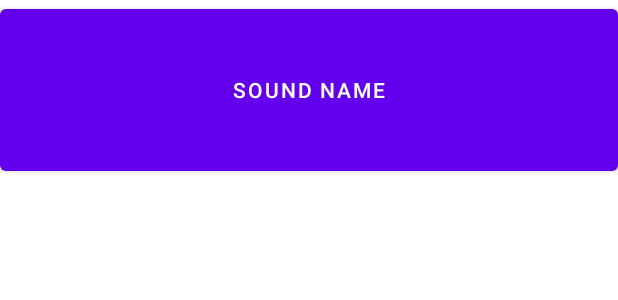
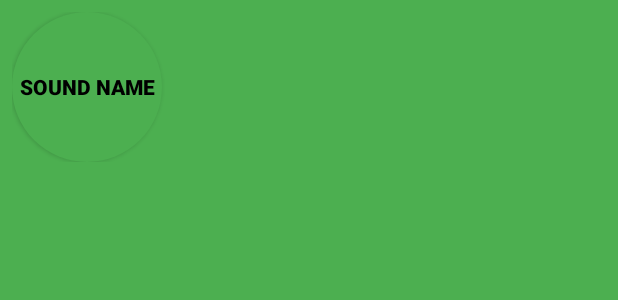
Before and after one commit to CyxapukHaMapo3e/BeatBox, an Android app: the layout list_item_sound.xml on its own in the app's theme, with its tools: preview values and no code run, on a phone screen of 412 x 824 dp. Shown: the top 300 px of the screen. Run offline under Robolectric (Android 15) with nearby library versions, the phone set to English and light mode, and no system bars.

Commit message:
first commit

```diff
--- a/app/build.gradle
+++ b/app/build.gradle
@@ -44,6 +44,7 @@ dependencies {
     implementation 'com.google.android.material:material:1.4.0'
     implementation 'androidx.constraintlayout:constraintlayout:2.1.0'
     testImplementation 'junit:junit:4.+'
+    testImplementation 'org.mockito:mockito-core:2.25.0'
     androidTestImplementation 'androidx.test.ext:junit:1.1.3'
     androidTestImplementation 'androidx.test.espresso:espresso-core:3.4.0'
 }
--- a/app/src/main/java/com/brignerbranch/android/beatbox/Sound.kt
+++ b/app/src/main/java/com/brignerbranch/android/beatbox/Sound.kt
@@ -1,13 +1,14 @@
 package com.brignerbranch.android.beatbox
 
 private const val WAV = ".wav"
+
 
 /*
 В конструкторе выполняется небольшая подготовительная работа для генерации удобочитаемого имени звука.
  */
 
-class Sound(val assetPath: String) {
+class Sound(val assetPath: String, var soundId: Int? = null) {
 
-    val name = assetPath.split("/").last().removeSuffix(WAV)
+    val name = assetPath.split("/").last().removeSuffix(WAV).substringAfter("_")
 
 }
--- /dev/null
+++ b/app/src/main/res/drawable/button_beat_box.xml
@@ -0,0 +1,6 @@
+<?xml version="1.0" encoding="utf-8"?>
+<selector xmlns:android="http://schemas.android.com/apk/res/android">
+    <item android:drawable="@drawable/button_beat_box_pressed"
+        android:state_pressed="true"/>
+    <item android:drawable="@drawable/button_beat_box_normal"/>
+</selector>
--- /dev/null
+++ b/app/src/main/res/drawable/button_beat_box_normal.xml
@@ -0,0 +1,7 @@
+<?xml version="1.0" encoding="utf-8"?>
+
+<shape
+    xmlns:android="http://schemas.android.com/apk/res/android"
+    android:shape="oval">
+    <solid android:color="@color/soothing_green"/>
+</shape>
--- /dev/null
+++ b/app/src/main/res/drawable/button_beat_box_pressed.xml
@@ -0,0 +1,18 @@
+<?xml version="1.0" encoding="utf-8"?>
+
+<layer-list
+    xmlns:android="http://schemas.android.com/apk/res/android">
+    <item>
+        <shape
+            android:shape="oval">
+            <solid android:color="@color/red"/>
+        </shape>
+    </item>
+    <item>
+        <shape android:shape="oval">
+            <stroke android:width="4dp"
+                android:color="@color/dark_red"/>
+        </shape>
+    </item>
+
+</layer-list>
--- a/app/src/main/res/layout/list_item_sound.xml
+++ b/app/src/main/res/layout/list_item_sound.xml
@@ -7,9 +7,17 @@
             name="viewModel"
             type="com.brignerbranch.android.beatbox.SoundViewModel" />
     </data>
+    <FrameLayout
+        android:layout_width="match_parent"
+        android:layout_height="wrap_content"
+        android:layout_margin="8dp">
     <Button
-        android:layout_width="match_parent"
-        android:layout_height="120dp"
+        android:layout_width="100dp"
+        android:layout_height="100dp"
+        android:gravity="center"
         android:text="@{viewModel.title}"
-        tools:text = "Sound name"/>
+        android:onClick="@{() -> viewModel.onButtonClicked()}"
+        tools:text = "Sound name" />
+    </FrameLayout>
+
 </layout>
--- a/app/src/main/res/values-night/themes.xml
+++ b/app/src/main/res/values-night/themes.xml
@@ -1,16 +1,14 @@
 <resources xmlns:tools="http://schemas.android.com/tools">
-    <!-- Base application theme. -->
-    <style name="Theme.BeatBox" parent="Theme.MaterialComponents.DayNight.DarkActionBar">
-        <!-- Primary brand color. -->
-        <item name="colorPrimary">@color/purple_200</item>
-        <item name="colorPrimaryVariant">@color/purple_700</item>
-        <item name="colorOnPrimary">@color/black</item>
-        <!-- Secondary brand color. -->
-        <item name="colorSecondary">@color/teal_200</item>
-        <item name="colorSecondaryVariant">@color/teal_200</item>
-        <item name="colorOnSecondary">@color/black</item>
-        <!-- Status bar color. -->
-        <item name="android:statusBarColor" tools:targetApi="l">?attr/colorPrimaryVariant</item>
-        <!-- Customize your theme here. -->
+    <style name="Theme.BeatBox" parent="Theme.AppCompat">
+        <item name="colorPrimary">@color/red</item>
+        <item name="colorPrimaryDark">@color/dark_red</item>
+        <item name="colorAccent">@color/soothing_green</item>
+        <item name="android:windowBackground">@color/yellow</item>
+        <item name="buttonStyle">@style/BeatBoxButton</item>
+    </style>
+    <style name="BeatBoxButton" parent="Widget.AppCompat.Button">
+        <item name="android:background">@drawable/button_beat_box</item>
+        <item name="android:textStyle">bold</item>
+        <item name="android:textColor">@color/black</item>
     </style>
 </resources>
--- a/app/src/main/res/values/colors.xml
+++ b/app/src/main/res/values/colors.xml
@@ -6,5 +6,10 @@
     <color name="teal_200">#FF03DAC5</color>
     <color name="teal_700">#FF018786</color>
     <color name="black">#FF000000</color>
+    <color name="red">#F44336</color>
+    <color name="dark_red">#C3352B</color>
+    <color name="yellow">#CDDC39</color>
+    <color name="soothing_green">#4CAF50</color>
+    <color name="dark_blue">#005A8A</color>
     <color name="white">#FFFFFFFF</color>
 </resources>
--- a/app/src/main/res/values/themes.xml
+++ b/app/src/main/res/values/themes.xml
@@ -1,16 +1,16 @@
 <resources xmlns:tools="http://schemas.android.com/tools">
     <!-- Base application theme. -->
-    <style name="Theme.BeatBox" parent="Theme.MaterialComponents.DayNight.DarkActionBar">
+    <style name="Theme.BeatBox" parent="Theme.AppCompat">
         <!-- Primary brand color. -->
-        <item name="colorPrimary">@color/purple_500</item>
-        <item name="colorPrimaryVariant">@color/purple_700</item>
-        <item name="colorOnPrimary">@color/white</item>
-        <!-- Secondary brand color. -->
-        <item name="colorSecondary">@color/teal_200</item>
-        <item name="colorSecondaryVariant">@color/teal_700</item>
-        <item name="colorOnSecondary">@color/black</item>
-        <!-- Status bar color. -->
-        <item name="android:statusBarColor" tools:targetApi="l">?attr/colorPrimaryVariant</item>
-        <!-- Customize your theme here. -->
+        <item name="colorPrimary">@color/red</item>
+        <item name="colorPrimaryDark">@color/dark_red</item>
+        <item name="colorAccent">@color/yellow</item>
+        <item name="android:windowBackground">@color/soothing_green</item>
+        <item name="buttonStyle">@style/BeatBoxButton</item>
+    </style>
+    <style name="BeatBoxButton" parent="Widget.AppCompat.Button">
+        <item name="android:background">@drawable/button_beat_box</item>
+        <item name="android:textStyle">bold</item>
+        <item name="android:textColor">@color/black</item>
     </style>
 </resources>
```
Also changed, not shown: app/src/main/java/com/brignerbranch/android/beatbox/BeatBox.kt (+29 -1 lines), app/src/main/java/com/brignerbranch/android/beatbox/BeatBoxViewModel.kt (added, +12 -0 lines), app/src/main/java/com/brignerbranch/android/beatbox/MainActivity.kt (+55 -3 lines), app/src/main/java/com/brignerbranch/android/beatbox/SoundViewModel.kt (+7 -1 lines), app/src/main/res/layout/activity_main.xml (+40 -3 lines), 4 other files.
